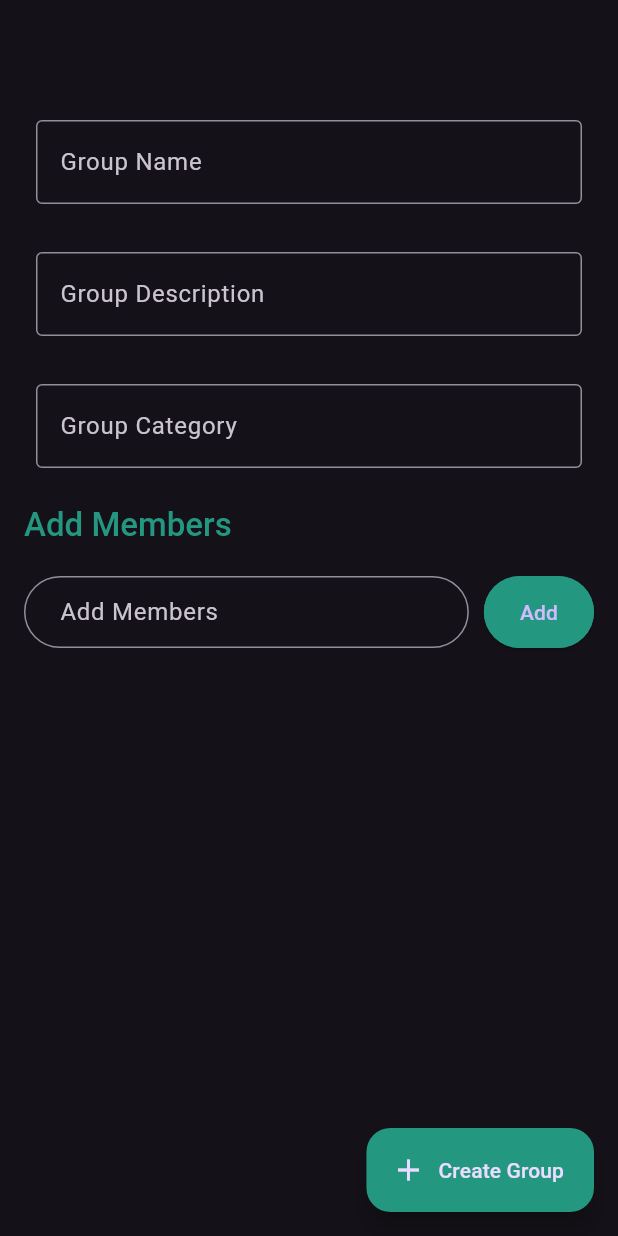
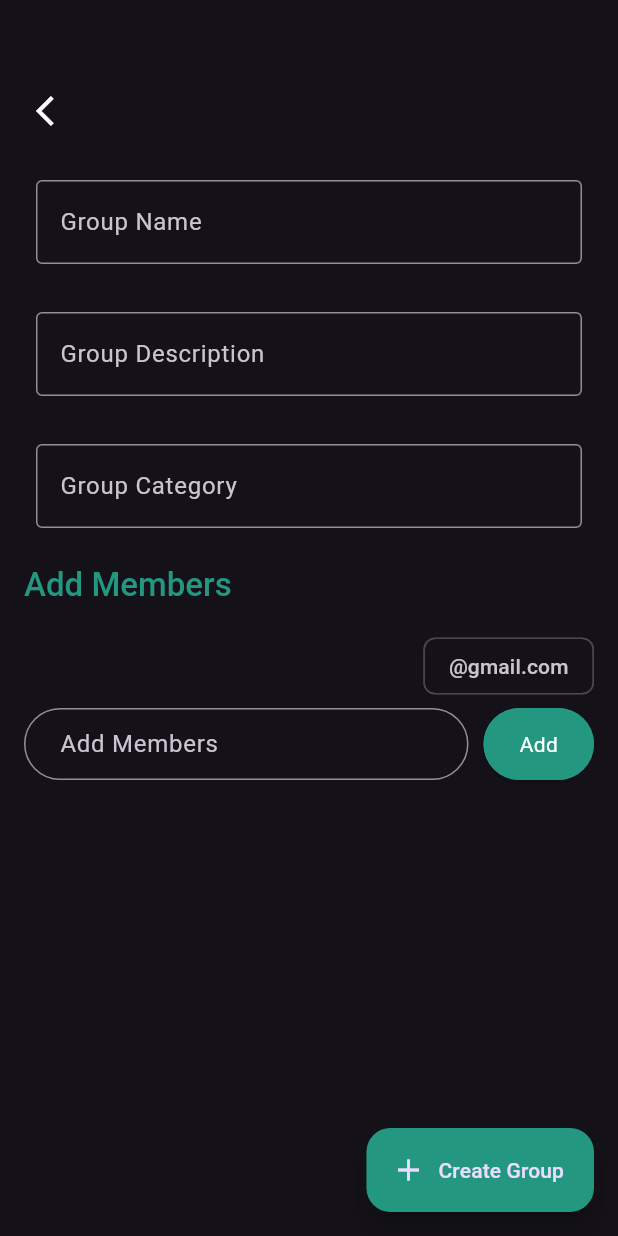
Before and after one commit to yaviral17/paysa, a Flutter app: the CreateGroupScreen screen opened by its route, on a phone screen of 412 x 824 dp. Run offline on Flutter 3.47's test engine with Material 3 defaults, Android fonts, the phone set to English and light mode, and no system bars; our stand-ins replace cherry_toast, cloud_firestore, custom_refresh_indicator, firebase_auth, firebase_core, get and 10 more; missing offline and left inert: dart:ffi, pull_down_button; accounts and stored records are empty; network calls fail.

Commit message:
uncesssary loading bugs fixed from creategroup page + made GroupPage + added changes in the groupPage

```diff
--- a/lib/Views/CreateGroup/CreateGroupScreen.dart
+++ b/lib/Views/CreateGroup/CreateGroupScreen.dart
@@ -17,8 +17,11 @@ class _CreateGroupScreenState extends State<CreateGroupScreen> {
 
   @override
   Widget build(BuildContext context) {
+    bool keyboardisopened = MediaQuery.of(context).viewInsets.bottom == 0.0;
     return Scaffold(
-      floatingActionButton: FloatingActionButton.extended(
+      floatingActionButton: Visibility(
+        visible: keyboardisopened,
+        child: FloatingActionButton.extended(
           onPressed: () {
             controller.createGroup(context);
           },
@@ -32,6 +35,7 @@ class _CreateGroupScreenState extends State<CreateGroupScreen> {
           icon: const Icon(Icons.add),
           backgroundColor: TColors.primary,
         ),
+      ),
       body: SingleChildScrollView(
         child: Padding(
           padding: const EdgeInsets.symmetric(horizontal: TSizes.defaultSpace),
@@ -40,8 +44,19 @@ class _CreateGroupScreenState extends State<CreateGroupScreen> {
             crossAxisAlignment: CrossAxisAlignment.start,
             children: [
               const SizedBox(
-                height: 72,
+                height: 54,
               ),
+              Padding(
+                padding: const EdgeInsets.all(8.0),
+                child: InkWell(
+                  onTap: () => navigator?.pop(context),
+                  child: Icon(Icons.arrow_back_ios),
+                ),
+              ),
+              const SizedBox(
+                height: 18,
+              ),
+
               // Group name
               Padding(
                 padding: const EdgeInsets.all(8.0),
@@ -95,6 +110,21 @@ class _CreateGroupScreenState extends State<CreateGroupScreen> {
                 height: TSizes.spaceBtwInputFields,
               ),
               // Add members
+
+              Align(
+                alignment: Alignment.centerRight,
+                child: InkWell(
+                  onTap: () {
+                    if (controller.addMember.text.contains('@gmail.com')) {
+                      return;
+                    }
+                    controller.addMember.text += '@gmail.com';
+                  },
+                  child: Chip(
+                    label: Text('@gmail.com'),
+                  ),
+                ),
+              ),
               SizedBox(
                 height: 56,
                 child: Row(
@@ -131,7 +161,13 @@ class _CreateGroupScreenState extends State<CreateGroupScreen> {
                         ),
                         minimumSize: const Size(72, 48),
                       ),
-                      child: const Text('Add'),
+                      child: Text(
+                        'Add',
+                        style: Theme.of(context)
+                            .textTheme
+                            .bodyMedium!
+                            .copyWith(color: Colors.white),
+                      ),
                     ),
 
                     // Add button
--- a/lib/Views/Home/GroupsScreen.dart
+++ b/lib/Views/Home/GroupsScreen.dart
@@ -114,6 +114,9 @@ class _GroupsScreenState extends State<GroupsScreen> {
                     ),
                     itemBuilder: (context, Group element) {
                       return ListTile(
+                        onTap: () {
+                          Get.toNamed('/group-page', arguments: element);
+                        },
                         title: Text(
                           element.name,
                           style:
--- a/lib/routes.dart
+++ b/lib/routes.dart
@@ -4,8 +4,10 @@ import 'package:get/get.dart';
 import 'package:paysa/Controllers/LoginController.dart';
 import 'package:paysa/Controllers/ProfileController.dart';
 import 'package:paysa/Controllers/UserData.dart';
+import 'package:paysa/Models/GroupModel.dart';
 import 'package:paysa/Views/Auth/login.dart';
 import 'package:paysa/Views/CreateGroup/CreateGroupScreen.dart';
+import 'package:paysa/Views/GroupPage/GroupPage.dart';
 import 'package:paysa/Views/NavigationMenu.dart';
 import 'package:paysa/utils/appbar/appbar.dart';
 
@@ -24,6 +26,15 @@ class RouteGenerator {
       case '/create-group':
         {
           return MaterialPageRoute(builder: (_) => const CreateGroupScreen());
+        }
+
+      case '/group-page':
+        {
+          Group group = settings.arguments as Group;
+          return MaterialPageRoute(
+              builder: (_) => GroupPage(
+                    group: group,
+                  ));
         }
 
       default:
```
Also changed, not shown: lib/Controllers/CreateGroupController.dart (+10 -6 lines), lib/Views/GroupPage/GroupPage.dart (added, +36 -0 lines). Lines whose indentation alone changed are shown as unchanged.
